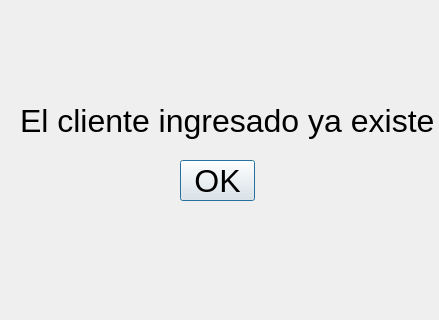
AsmisAlan/TrabajoFinal, file interfas/Error_cliente.ui: the form before one commit.
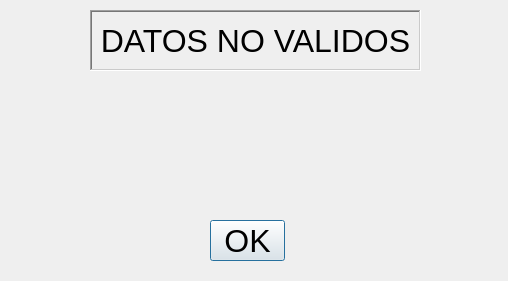
The form after the commit.

```diff
--- a/interfas/Error_cliente.ui
+++ b/interfas/Error_cliente.ui
@@ -6,8 +6,8 @@
    <rect>
     <x>0</x>
     <y>0</y>
-    <width>439</width>
-    <height>320</height>
+    <width>508</width>
+    <height>281</height>
    </rect>
   </property>
   <property name="font">
@@ -22,8 +22,8 @@
   <widget class="QPushButton" name="dialogo_error">
    <property name="geometry">
     <rect>
-     <x>180</x>
-     <y>160</y>
+     <x>210</x>
+     <y>220</y>
      <width>75</width>
      <height>41</height>
     </rect>
@@ -38,14 +38,44 @@
   <widget class="QLabel" name="label">
    <property name="geometry">
     <rect>
-     <x>20</x>
-     <y>70</y>
-     <width>471</width>
-     <height>101</height>
+     <x>90</x>
+     <y>10</y>
+     <width>331</width>
+     <height>61</height>
     </rect>
    </property>
+   <property name="frameShape">
+    <enum>QFrame::WinPanel</enum>
+   </property>
+   <property name="frameShadow">
+    <enum>QFrame::Sunken</enum>
+   </property>
    <property name="text">
-    <string>El cliente ingresado ya existe</string>
+    <string>DATOS NO VALIDOS</string>
+   </property>
+   <property name="alignment">
+    <set>Qt::AlignCenter</set>
+   </property>
+  </widget>
+  <widget class="QLabel" name="mensaje_error">
+   <property name="geometry">
+    <rect>
+     <x>0</x>
+     <y>130</y>
+     <width>501</width>
+     <height>61</height>
+    </rect>
+   </property>
+   <property name="font">
+    <font>
+     <pointsize>12</pointsize>
+    </font>
+   </property>
+   <property name="text">
+    <string/>
+   </property>
+   <property name="alignment">
+    <set>Qt::AlignCenter</set>
    </property>
   </widget>
  </widget>
```
Left out of the diff: 14 changed lines with no effect on the pictures.
